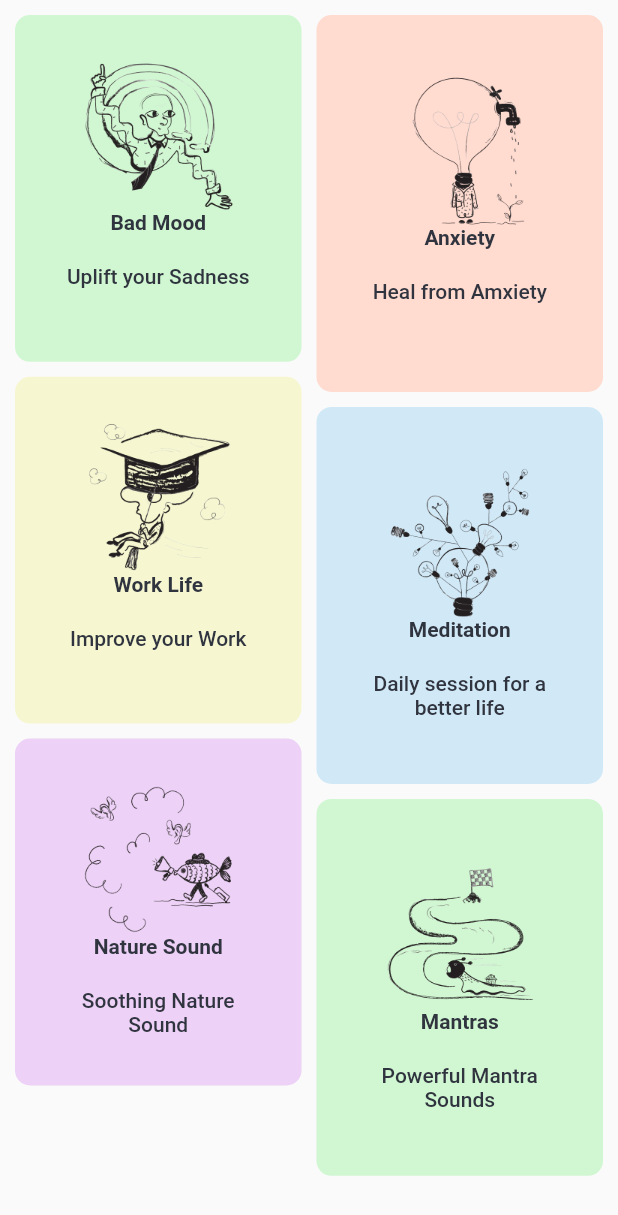
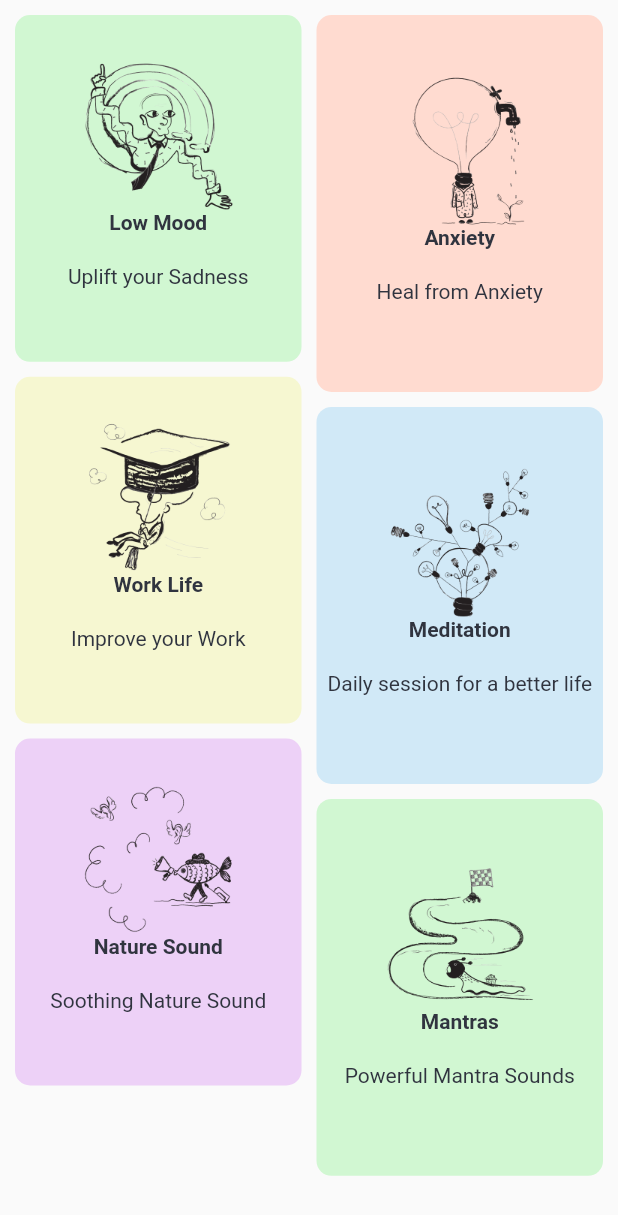
Before and after one commit to gauranshkumar/butterfly, a Flutter app: the Card widget shown alone on an empty page, opened directly, on a phone screen of 412 x 824 dp. Shown: the top 1215 px of the screen. Run offline on Flutter 3.47's test engine with Material 2 defaults, Android fonts, the phone set to English and light mode, and no system bars; our stand-ins replace cloud_firestore, convex_bottom_bar, firebase_auth, firebase_core, flutter_svg, fluttertoast and 2 more; accounts and stored records are empty.

Commit message:
added staggerd music albums

```diff
--- a/lib/models/music_card.dart
+++ b/lib/models/music_card.dart
@@ -21,7 +21,7 @@ class MusicCard {
 List<MusicCard> cards = [
   MusicCard(
       illustration: Image.asset("assets/low_mood.png"),
-      title: "Bad Mood",
+      title: "Low Mood",
       background: BrandColors.lightGreen,
       subTitle: "Uplift your Sadness",
       music: []),
@@ -29,7 +29,7 @@ List<MusicCard> cards = [
       illustration: Image.asset("assets/anxiety.png"),
       title: "Anxiety",
       background: BrandColors.lightRed,
-      subTitle: "Heal from Amxiety",
+      subTitle: "Heal from Anxiety",
       music: []),
   MusicCard(
       illustration: Image.asset("assets/work_life.png"),
--- a/lib/routes/route_names.dart
+++ b/lib/routes/route_names.dart
@@ -2,4 +2,5 @@ class RouteNames {
   static const loginPage = 'loginPage';
   static const homePage = 'homePage';
   static const createPost = 'createPost';
+  static const albumPage = 'albumPage';
 }
--- /dev/null
+++ b/lib/view_models/album_page/album_page_model.dart
@@ -0,0 +1,3 @@
+import 'package:flutter/cupertino.dart';
+
+class AlbumViewModel extends ChangeNotifier {}
--- a/lib/views/music/music_screen.dart
+++ b/lib/views/music/music_screen.dart
@@ -1,5 +1,6 @@
 import 'package:butterfly/config/colors.dart';
 import 'package:butterfly/models/music_card.dart';
+import 'package:butterfly/routes/route_names.dart';
 import 'package:flutter/material.dart';
 import 'package:flutter/painting.dart';
 import 'package:flutter_staggered_grid_view/flutter_staggered_grid_view.dart';
@@ -29,20 +30,14 @@ class _CardState extends State<Card> {
           mainAxisSpacing: 10,
           itemCount: _cardList.length,
           itemBuilder: (context, index) {
-            return Container(
-              decoration: BoxDecoration(
-                  borderRadius: BorderRadius.all(Radius.circular(10)),
-                  color: cards[index].background),
-              child: TextButton(
-                onPressed: () => {
-                  // TODO: Add route for songs page
-                  print(
-                    "${_cardList[index].title} pressed",
-                  )
-                },
-                style: TextButton.styleFrom(
-                  padding: EdgeInsets.symmetric(vertical: 0, horizontal: 30),
-                ),
+            return GestureDetector(
+              onTap: () => {
+                Navigator.pushNamed(context, RouteNames.albumPage),
+              },
+              child: Container(
+                decoration: BoxDecoration(
+                    borderRadius: BorderRadius.all(Radius.circular(10)),
+                    color: cards[index].background),
                 child: Column(
                   crossAxisAlignment: CrossAxisAlignment.center,
                   mainAxisAlignment: MainAxisAlignment.center,
```
Also changed, not shown: lib/models/butterfly_music.dart (+6 -2 lines), lib/routes/router.dart (+9 -0 lines), lib/views/music/album_screen.dart (added, +15 -0 lines).
